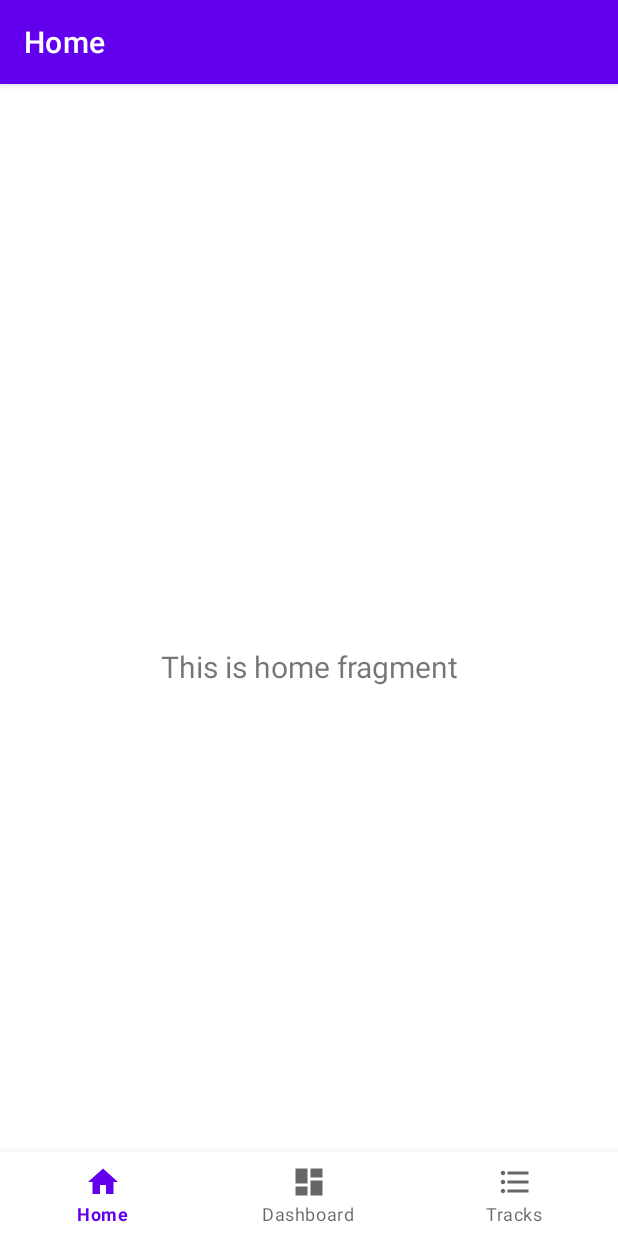
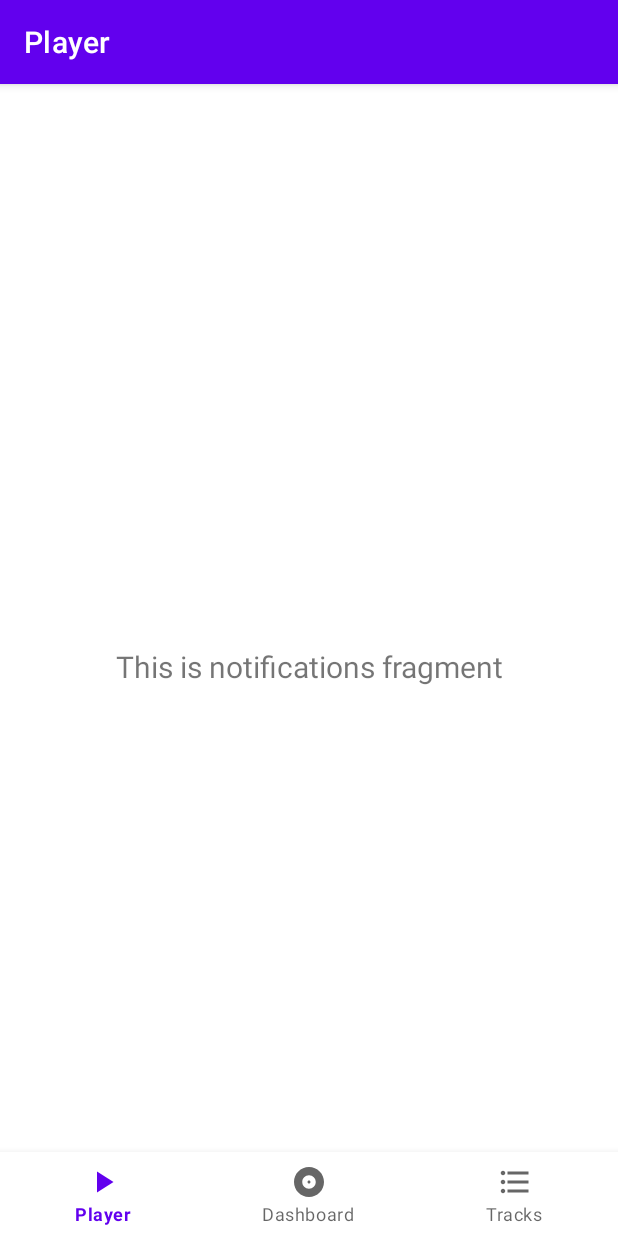
Before and after one commit to SokolAK/Sonludilo, an Android app: the screen it shows after launch (MainActivity), on a phone screen of 412 x 824 dp. Run offline under Robolectric (Android 15) with nearby library versions, the light colour scheme and no system bars; our stand-ins replace navigation-ui.

Commit message:
Add player package
* Add PlayerFragment
* Add PlayerViewModel
* Add PlayerViewModelFactory
* Display tracks in TracksFragment
* Add Track
* Add SharedViewModel
* Pass Track from tracks to player

```diff
--- a/app/src/main/java/pl/sokolak/sonludilo/MainActivity.java
+++ b/app/src/main/java/pl/sokolak/sonludilo/MainActivity.java
@@ -25,7 +25,7 @@ public class MainActivity extends AppCompatActivity {
         super.onCreate(savedInstanceState);
 
         checkPermission(
-                Manifest.permission.WRITE_EXTERNAL_STORAGE,
+                Manifest.permission.READ_EXTERNAL_STORAGE,
                 STORAGE_PERMISSION_CODE);
 
         setContentView(R.layout.activity_main);
@@ -33,7 +33,7 @@ public class MainActivity extends AppCompatActivity {
         // Passing each menu ID as a set of Ids because each
         // menu should be considered as top level destinations.
         AppBarConfiguration appBarConfiguration = new AppBarConfiguration.Builder(
-                R.id.navigation_home, R.id.navigation_dashboard, R.id.navigation_tracks)
+                R.id.navigation_player, R.id.navigation_dashboard, R.id.navigation_tracks)
                 .build();
         NavController navController = Navigation.findNavController(this, R.id.nav_host_fragment);
         NavigationUI.setupActionBarWithNavController(this, navController, appBarConfiguration);
--- /dev/null
+++ b/app/src/main/java/pl/sokolak/sonludilo/ui/SharedViewModel.java
@@ -0,0 +1,21 @@
+package pl.sokolak.sonludilo.ui;
+
+import android.net.Uri;
+
+import androidx.lifecycle.LiveData;
+import androidx.lifecycle.MutableLiveData;
+import androidx.lifecycle.ViewModel;
+
+import pl.sokolak.sonludilo.ui.tracks.Track;
+
+public class SharedViewModel extends ViewModel {
+    private final MutableLiveData<Track> selected = new MutableLiveData<>();
+
+    public void select(Track track) {
+        selected.setValue(track);
+    }
+
+    public LiveData<Track> getSelected() {
+        return selected;
+    }
+}
--- a/app/src/main/java/pl/sokolak/sonludilo/ui/notifications/NotificationsFragment.java
+++ b/app/src/main/java/pl/sokolak/sonludilo/ui/notifications/NotificationsFragment.java
@@ -7,9 +7,7 @@ import android.view.ViewGroup;
 import android.widget.TextView;
 
 import androidx.annotation.NonNull;
-import androidx.annotation.Nullable;
 import androidx.fragment.app.Fragment;
-import androidx.lifecycle.Observer;
 import androidx.lifecycle.ViewModelProvider;
 
 import pl.sokolak.sonludilo.R;
--- /dev/null
+++ b/app/src/main/java/pl/sokolak/sonludilo/ui/player/PlayerFragment.java
@@ -0,0 +1,38 @@
+package pl.sokolak.sonludilo.ui.player;
+
+import android.os.Bundle;
+import android.view.LayoutInflater;
+import android.view.View;
+import android.view.ViewGroup;
+import android.widget.TextView;
+
+import androidx.annotation.NonNull;
+import androidx.fragment.app.Fragment;
+import androidx.lifecycle.ViewModelProvider;
+
+import pl.sokolak.sonludilo.R;
+import pl.sokolak.sonludilo.ui.SharedViewModel;
+import pl.sokolak.sonludilo.ui.notifications.NotificationsViewModel;
+
+import pl.sokolak.sonludilo.ui.tracks.TracksViewModel;
+import pl.sokolak.sonludilo.ui.tracks.TracksViewModelFactory;
+
+public class PlayerFragment extends Fragment {
+
+    private PlayerViewModel playerViewModel;
+
+    public View onCreateView(@NonNull LayoutInflater inflater,  ViewGroup container, Bundle savedInstanceState) {
+        playerViewModel = new ViewModelProvider(this, new PlayerViewModelFactory(getContext())).get(PlayerViewModel.class);
+        View root = inflater.inflate(R.layout.fragment_player, container, false);
+        final TextView textView = root.findViewById(R.id.text_player);
+        playerViewModel.getText().observe(getViewLifecycleOwner(), textView::setText);
+
+        SharedViewModel model = new ViewModelProvider(requireActivity()).get(SharedViewModel.class);
+        model.getSelected().observe(getViewLifecycleOwner(), item -> {
+            textView.setText(item.getTitle());
+        });
+
+
+        return root;
+    }
+}
--- /dev/null
+++ b/app/src/main/java/pl/sokolak/sonludilo/ui/player/PlayerViewModel.java
@@ -0,0 +1,25 @@
+package pl.sokolak.sonludilo.ui.player;
+
+import android.content.Context;
+
+import androidx.lifecycle.LiveData;
+import androidx.lifecycle.MutableLiveData;
+import androidx.lifecycle.ViewModel;
+import androidx.lifecycle.ViewModelProvider;
+
+import pl.sokolak.sonludilo.ui.SharedViewModel;
+
+public class PlayerViewModel extends ViewModel {
+
+    private MutableLiveData<String> mText;
+
+    public PlayerViewModel(Context context) {
+        mText = new MutableLiveData<>();
+        mText.setValue("This is notifications fragment");
+    }
+
+    public LiveData<String> getText() {
+        return mText;
+    }
+
+}
--- /dev/null
+++ b/app/src/main/java/pl/sokolak/sonludilo/ui/player/PlayerViewModelFactory.java
@@ -0,0 +1,23 @@
+package pl.sokolak.sonludilo.ui.player;
+
+import android.content.Context;
+
+import androidx.annotation.NonNull;
+import androidx.lifecycle.ViewModel;
+import androidx.lifecycle.ViewModelProvider;
+
+import pl.sokolak.sonludilo.ui.player.PlayerViewModel;
+
+public class PlayerViewModelFactory implements ViewModelProvider.Factory {
+    private Context context;
+
+    public PlayerViewModelFactory(Context context) {
+        this.context = context;
+    }
+
+    @NonNull
+    @Override
+    public <T extends ViewModel> T create(@NonNull Class<T> modelClass) {
+        return (T) new PlayerViewModel(context);
+    }
+}
--- /dev/null
+++ b/app/src/main/res/drawable/ic_baseline_album_24.xml
@@ -0,0 +1,10 @@
+<vector xmlns:android="http://schemas.android.com/apk/res/android"
+    android:width="24dp"
+    android:height="24dp"
+    android:viewportWidth="24"
+    android:viewportHeight="24"
+    android:tint="?attr/colorControlNormal">
+  <path
+      android:fillColor="@android:color/white"
+      android:pathData="M12,2C6.48,2 2,6.48 2,12s4.48,10 10,10 10,-4.48 10,-10S17.52,2 12,2zM12,16.5c-2.49,0 -4.5,-2.01 -4.5,-4.5S9.51,7.5 12,7.5s4.5,2.01 4.5,4.5 -2.01,4.5 -4.5,4.5zM12,11c-0.55,0 -1,0.45 -1,1s0.45,1 1,1 1,-0.45 1,-1 -0.45,-1 -1,-1z"/>
+</vector>
--- /dev/null
+++ b/app/src/main/res/drawable/ic_baseline_play_arrow_24.xml
@@ -0,0 +1,10 @@
+<vector xmlns:android="http://schemas.android.com/apk/res/android"
+    android:width="24dp"
+    android:height="24dp"
+    android:viewportWidth="24"
+    android:viewportHeight="24"
+    android:tint="?attr/colorControlNormal">
+  <path
+      android:fillColor="@android:color/white"
+      android:pathData="M8,5v14l11,-7z"/>
+</vector>
--- /dev/null
+++ b/app/src/main/res/layout/fragment_player.xml
@@ -0,0 +1,22 @@
+<?xml version="1.0" encoding="utf-8"?>
+<androidx.constraintlayout.widget.ConstraintLayout xmlns:android="http://schemas.android.com/apk/res/android"
+    xmlns:app="http://schemas.android.com/apk/res-auto"
+    xmlns:tools="http://schemas.android.com/tools"
+    android:layout_width="match_parent"
+    android:layout_height="match_parent"
+    tools:context=".ui.notifications.NotificationsFragment">
+
+    <TextView
+        android:id="@+id/text_player"
+        android:layout_width="match_parent"
+        android:layout_height="wrap_content"
+        android:layout_marginStart="8dp"
+        android:layout_marginTop="8dp"
+        android:layout_marginEnd="8dp"
+        android:textAlignment="center"
+        android:textSize="20sp"
+        app:layout_constraintBottom_toBottomOf="parent"
+        app:layout_constraintEnd_toEndOf="parent"
+        app:layout_constraintStart_toStartOf="parent"
+        app:layout_constraintTop_toTopOf="parent" />
+</androidx.constraintlayout.widget.ConstraintLayout>
--- a/app/src/main/res/menu/bottom_nav_menu.xml
+++ b/app/src/main/res/menu/bottom_nav_menu.xml
@@ -2,13 +2,13 @@
 <menu xmlns:android="http://schemas.android.com/apk/res/android">
 
     <item
-        android:id="@+id/navigation_home"
-        android:icon="@drawable/ic_home_black_24dp"
-        android:title="@string/title_home" />
+        android:id="@+id/navigation_player"
+        android:icon="@drawable/ic_baseline_play_arrow_24"
+        android:title="@string/title_player" />
 
     <item
         android:id="@+id/navigation_dashboard"
-        android:icon="@drawable/ic_dashboard_black_24dp"
+        android:icon="@drawable/ic_baseline_album_24"
         android:title="@string/title_dashboard" />
 
     <item
--- a/app/src/main/res/navigation/mobile_navigation.xml
+++ b/app/src/main/res/navigation/mobile_navigation.xml
@@ -3,13 +3,13 @@
     xmlns:app="http://schemas.android.com/apk/res-auto"
     xmlns:tools="http://schemas.android.com/tools"
     android:id="@+id/mobile_navigation"
-    app:startDestination="@+id/navigation_home">
+    app:startDestination="@+id/navigation_player">
 
     <fragment
-        android:id="@+id/navigation_home"
-        android:name="pl.sokolak.sonludilo.ui.home.HomeFragment"
-        android:label="@string/title_home"
-        tools:layout="@layout/fragment_home" />
+        android:id="@+id/navigation_player"
+        android:name="pl.sokolak.sonludilo.ui.player.PlayerFragment"
+        android:label="@string/title_player"
+        tools:layout="@layout/fragment_player" />
 
     <fragment
         android:id="@+id/navigation_dashboard"
@@ -21,5 +21,9 @@
         android:id="@+id/navigation_tracks"
         android:name="pl.sokolak.sonludilo.ui.tracks.TracksFragment"
         android:label="@string/title_tracks"
-        tools:layout="@layout/fragment_tracks" />
+        tools:layout="@layout/fragment_tracks" >
+        <action
+            android:id="@+id/action_tracks_to_player"
+            app:destination="@id/navigation_player" />
+    </fragment>
 </navigation>
--- a/app/src/main/res/values/strings.xml
+++ b/app/src/main/res/values/strings.xml
@@ -1,6 +1,12 @@
 <resources>
     <string name="app_name">Sonludilo</string>
-    <string name="title_home">Home</string>
+    <string name="title_player">Player</string>
     <string name="title_dashboard">Dashboard</string>
     <string name="title_tracks">Tracks</string>
+
+    <string name="artist">Artist</string>
+    <string name="title">Title</string>
+    <string name="album">Album</string>
+    <string name="year">Year</string>
+
 </resources>
```
Also changed, not shown: app/src/main/java/pl/sokolak/sonludilo/ui/tracks/Track.java (added, +82 -0 lines), app/src/main/java/pl/sokolak/sonludilo/ui/tracks/TracksFragment.java (+15 -11 lines), app/src/main/java/pl/sokolak/sonludilo/ui/tracks/TracksRepository.java (+28 -9 lines), app/src/main/java/pl/sokolak/sonludilo/ui/tracks/TracksViewModel.java (+15 -7 lines).
